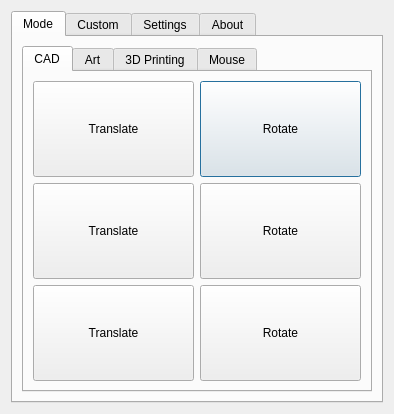
Old version of the form software/dialog.ui in the repository boucaron/3DMouse.
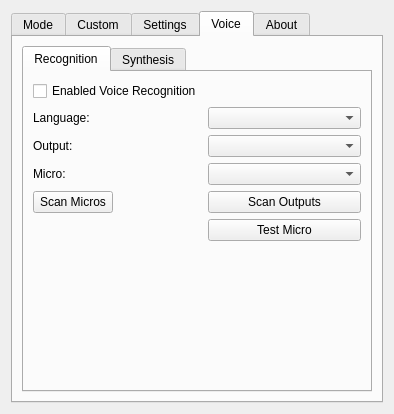
New version of the form. The open tabs and pages were chosen to show the change. Icons and pictures are not drawn.

Commit message: Start implementation for Speech Recognition/Synthesis

Diff of the .ui file:
```diff
--- a/software/dialog.ui
+++ b/software/dialog.ui
@@ -550,6 +550,130 @@
        </item>
       </layout>
      </widget>
+     <widget class="QWidget" name="tab_6">
+      <attribute name="title">
+       <string>Voice</string>
+      </attribute>
+      <layout class="QHBoxLayout" name="horizontalLayout">
+       <item>
+        <widget class="QTabWidget" name="tabWidget_2">
+         <property name="currentIndex">
+          <number>1</number>
+         </property>
+         <widget class="QWidget" name="tab_7">
+          <attribute name="title">
+           <string>Recognition</string>
+          </attribute>
+          <layout class="QFormLayout" name="formLayout">
+           <item row="1" column="1">
+            <widget class="QComboBox" name="recognitionLanguage"/>
+           </item>
+           <item row="1" column="0">
+            <widget class="QLabel" name="label_2">
+             <property name="text">
+              <string>Language:</string>
+             </property>
+            </widget>
+           </item>
+           <item row="0" column="0">
+            <widget class="QCheckBox" name="voiceRecognition">
+             <property name="text">
+              <string>Enabled Voice Recognition</string>
+             </property>
+            </widget>
+           </item>
+           <item row="4" column="1">
+            <widget class="QComboBox" name="micros"/>
+           </item>
+           <item row="4" column="0">
+            <widget class="QLabel" name="label_5">
+             <property name="text">
+              <string>Micro:</string>
+             </property>
+            </widget>
+           </item>
+           <item row="8" column="1">
+            <widget class="QPushButton" name="testMicro">
+             <property name="text">
+              <string>Test Micro</string>
+             </property>
+            </widget>
+           </item>
+           <item row="3" column="0">
+            <widget class="QLabel" name="label_6">
+             <property name="text">
+              <string>Output:</string>
+             </property>
+            </widget>
+           </item>
+           <item row="3" column="1">
+            <widget class="QComboBox" name="outputs"/>
+           </item>
+           <item row="5" column="1">
+            <widget class="QPushButton" name="scanOutputs">
+             <property name="text">
+              <string>Scan Outputs</string>
+             </property>
+            </widget>
+           </item>
+           <item row="5" column="0">
+            <widget class="QPushButton" name="scanMicros">
+             <property name="text">
+              <string>Scan Micros</string>
+             </property>
+            </widget>
+           </item>
+          </layout>
+         </widget>
+         <widget class="QWidget" name="tab_12">
+          <attribute name="title">
+           <string>Synthesis</string>
+          </attribute>
+          <layout class="QFormLayout" name="formLayout_3">
+           <item row="0" column="0">
+            <widget class="QCheckBox" name="voiceSynthesis">
+             <property name="text">
+              <string>Enable Voice Synthesis</string>
+             </property>
+            </widget>
+           </item>
+           <item row="1" column="0">
+            <widget class="QLabel" name="label_3">
+             <property name="text">
+              <string>Voice:</string>
+             </property>
+            </widget>
+           </item>
+           <item row="1" column="1">
+            <widget class="QComboBox" name="voices"/>
+           </item>
+           <item row="2" column="0">
+            <widget class="QLabel" name="label_4">
+             <property name="text">
+              <string>Language:</string>
+             </property>
+            </widget>
+           </item>
+           <item row="2" column="1">
+            <widget class="QLineEdit" name="synthesisLanguage">
+             <property name="readOnly">
+              <bool>true</bool>
+             </property>
+            </widget>
+           </item>
+           <item row="3" column="1">
+            <widget class="QPushButton" name="pushButton">
+             <property name="text">
+              <string>Scan Voices</string>
+             </property>
+            </widget>
+           </item>
+          </layout>
+         </widget>
+        </widget>
+       </item>
+      </layout>
+     </widget>
      <widget class="QWidget" name="tab_4">
       <attribute name="title">
        <string>About</string>
```
Left out of the diff: 5 changed lines with no effect on the pictures. The commit also changes 1 other file.
